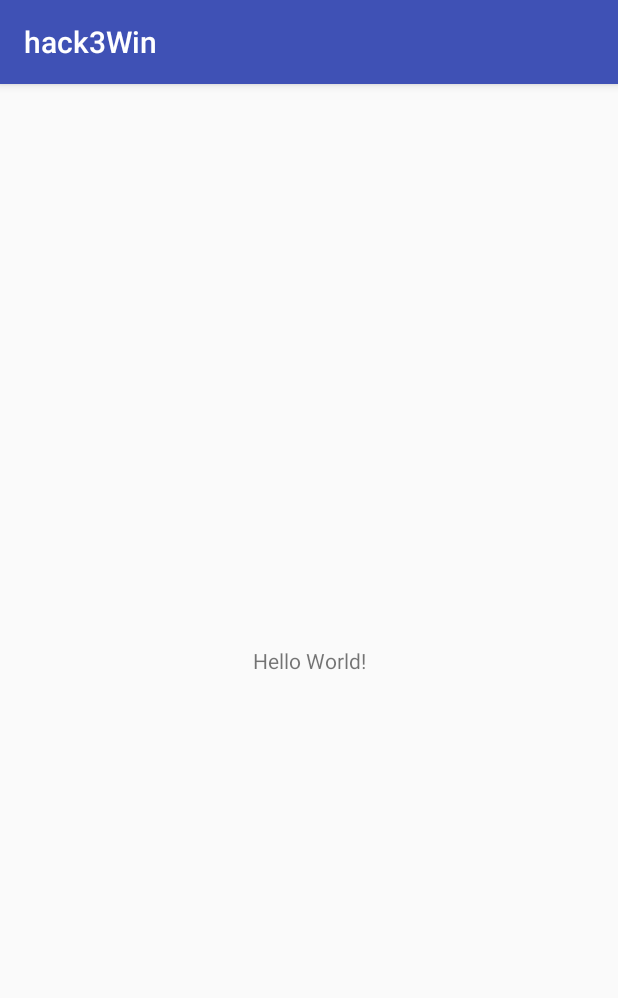
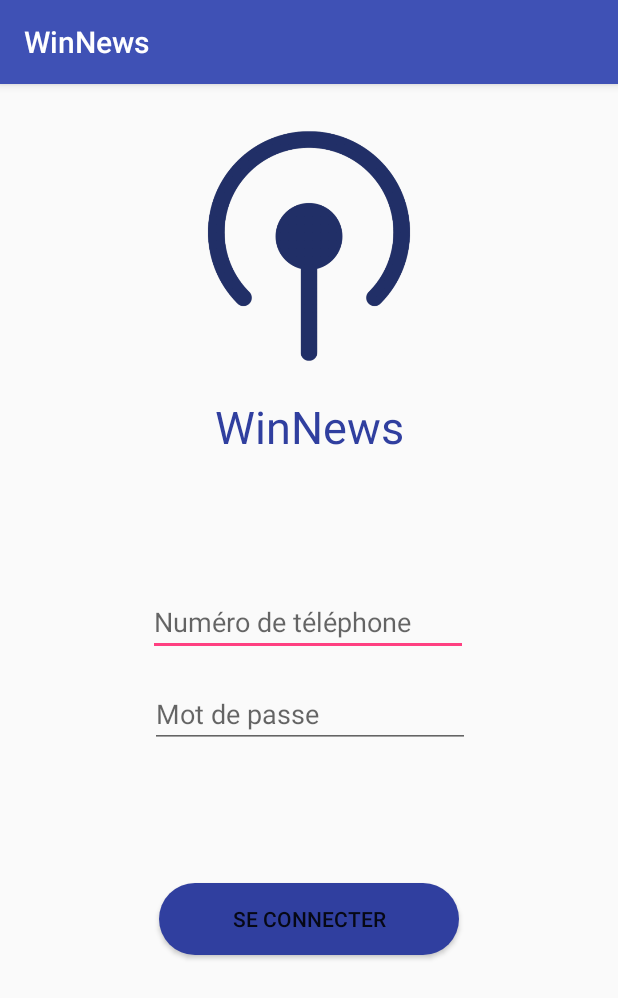
Before and after one commit to NicoHoareau/hack3Win, an Android app: the screen it shows after launch (MainActivity before the commit, ConnectionActivity after it), on a phone screen of 412 x 824 dp. Shown: the top 998 px of the screen. Run offline under Robolectric (Android 15) with nearby library versions, the phone set to English and light mode, and no system bars.

Commit message:
First commit

```diff
--- a/app/src/main/AndroidManifest.xml
+++ b/app/src/main/AndroidManifest.xml
@@ -10,6 +10,8 @@
         android:supportsRtl="true"
         android:theme="@style/AppTheme">
         <activity android:name=".MainActivity">
+        </activity>
+        <activity android:name=".ConnectionActivity">
             <intent-filter>
                 <action android:name="android.intent.action.MAIN" />
 
--- /dev/null
+++ b/app/src/main/java/fr/nicolashoareau_toulousewcs/hack3win/ConnectionActivity.java
@@ -0,0 +1,71 @@
+package fr.nicolashoareau_toulousewcs.hack3win;
+
+import android.content.Intent;
+import android.support.v7.app.AlertDialog;
+import android.support.v7.app.AppCompatActivity;
+import android.os.Bundle;
+import android.view.LayoutInflater;
+import android.view.View;
+import android.widget.ArrayAdapter;
+import android.widget.Button;
+import android.widget.Spinner;
+
+
+public class ConnectionActivity extends AppCompatActivity {
+
+    private int mSpinnerPosition;
+
+    @Override
+    protected void onCreate(Bundle savedInstanceState) {
+        super.onCreate(savedInstanceState);
+        setContentView(R.layout.activity_connection);
+
+        final Spinner spinner = findViewById(R.id.spinner_profile);
+        ArrayAdapter<CharSequence> adapter = ArrayAdapter.createFromResource(ConnectionActivity.this, R.array.status, android.R.layout.simple_spinner_item);
+        adapter.setDropDownViewResource(android.R.layout.simple_spinner_dropdown_item);
+        spinner.setAdapter(adapter);
+
+        Button buttonConnection = findViewById(R.id.bt_connection);
+
+        buttonConnection.setOnClickListener(new View.OnClickListener() {
+            @Override
+            public void onClick(View v) {
+
+                mSpinnerPosition = spinner.getSelectedItemPosition();
+
+                if (mSpinnerPosition == 0) {
+
+                    Intent intentMainActivity = new Intent(ConnectionActivity.this, MainActivity.class);
+                    startActivity(intentMainActivity);
+                } else {
+
+                    AlertDialog.Builder builder = new AlertDialog.Builder(ConnectionActivity.this);
+
+                    LayoutInflater inflater = getLayoutInflater();
+                    View dialogView = inflater.inflate(R.layout.alertdialog_custom_view, null);
+
+                    builder.setCancelable(false);
+
+                    builder.setView(dialogView);
+
+                    Button btn_positive = dialogView.findViewById(R.id.bt_validate);
+
+                    final AlertDialog dialog = builder.create();
+
+                    btn_positive.setOnClickListener(new View.OnClickListener() {
+                        @Override
+                        public void onClick(View v) {
+
+                            dialog.cancel();
+
+                            Intent intentMainActivity = new Intent(ConnectionActivity.this, MainActivity.class);
+                            startActivity(intentMainActivity);
+                        }
+                    });
+
+                    dialog.show();
+                }
+            }
+        });
+    }
+}
--- /dev/null
+++ b/app/src/main/res/drawable/button.xml
@@ -0,0 +1,11 @@
+<?xml version="1.0" encoding="UTF-8"?>
+
+<shape xmlns:android="http://schemas.android.com/apk/res/android"
+    android:shape="rectangle">
+
+    <solid
+        android:color="@color/colorPrimaryDark" />
+
+    <corners
+        android:radius="28dp" />
+</shape>
--- /dev/null
+++ b/app/src/main/res/layout/activity_connection.xml
@@ -0,0 +1,100 @@
+<?xml version="1.0" encoding="utf-8"?>
+<android.support.constraint.ConstraintLayout xmlns:android="http://schemas.android.com/apk/res/android"
+    xmlns:app="http://schemas.android.com/apk/res-auto"
+    xmlns:tools="http://schemas.android.com/tools"
+    android:layout_width="match_parent"
+    android:layout_height="match_parent"
+    tools:context=".ConnectionActivity">
+
+
+    <EditText
+        android:id="@+id/et_number"
+        android:layout_width="wrap_content"
+        android:layout_height="wrap_content"
+        android:layout_marginEnd="85dp"
+        android:layout_marginLeft="84dp"
+        android:layout_marginRight="85dp"
+        android:layout_marginStart="84dp"
+        android:layout_marginTop="87dp"
+        android:ems="10"
+        android:hint="Numéro de téléphone"
+        android:inputType="textPersonName"
+        app:layout_constraintEnd_toEndOf="parent"
+        app:layout_constraintStart_toStartOf="parent"
+        app:layout_constraintTop_toBottomOf="@+id/textView" />
+
+    <EditText
+        android:id="@+id/et_password"
+        android:layout_width="wrap_content"
+        android:layout_height="wrap_content"
+        android:layout_marginEnd="84dp"
+        android:layout_marginLeft="85dp"
+        android:layout_marginRight="84dp"
+        android:layout_marginStart="85dp"
+        android:layout_marginTop="16dp"
+        android:ems="10"
+        android:hint="Mot de passe"
+        android:inputType="textPersonName"
+        app:layout_constraintEnd_toEndOf="parent"
+        app:layout_constraintStart_toStartOf="parent"
+        app:layout_constraintTop_toBottomOf="@+id/et_number" />
+
+    <Spinner
+        android:id="@+id/spinner_profile"
+        android:layout_width="wrap_content"
+        android:layout_height="wrap_content"
+        android:layout_marginEnd="251dp"
+        android:layout_marginLeft="194dp"
+        android:layout_marginRight="251dp"
+        android:layout_marginStart="194dp"
+        android:layout_marginTop="16dp"
+        app:layout_constraintEnd_toEndOf="parent"
+        app:layout_constraintStart_toStartOf="parent"
+        app:layout_constraintTop_toBottomOf="@+id/et_password">
+
+    </Spinner>
+
+    <ImageView
+        android:id="@+id/imageView"
+        android:layout_width="200dp"
+        android:layout_height="200dp"
+        android:layout_marginEnd="92dp"
+        android:layout_marginLeft="92dp"
+        android:layout_marginRight="92dp"
+        android:layout_marginStart="92dp"
+        android:layout_marginTop="8dp"
+        app:layout_constraintEnd_toEndOf="parent"
+        app:layout_constraintStart_toStartOf="parent"
+        app:layout_constraintTop_toTopOf="parent"
+        app:srcCompat="@drawable/winnews" />
+
+    <TextView
+        android:id="@+id/textView"
+        android:layout_width="wrap_content"
+        android:layout_height="wrap_content"
+        android:layout_marginEnd="130dp"
+        android:layout_marginLeft="130dp"
+        android:layout_marginRight="130dp"
+        android:layout_marginStart="130dp"
+        android:textColor="@color/colorPrimaryDark"
+        android:text="WinNews"
+        android:textSize="30dp"
+        app:layout_constraintEnd_toEndOf="parent"
+        app:layout_constraintStart_toStartOf="parent"
+        app:layout_constraintTop_toBottomOf="@+id/imageView" />
+
+    <Button
+        android:id="@+id/bt_connection"
+        android:layout_width="200dp"
+        android:layout_height="wrap_content"
+        android:layout_marginEnd="8dp"
+        android:layout_marginLeft="8dp"
+        android:layout_marginRight="8dp"
+        android:layout_marginStart="8dp"
+        android:layout_marginTop="50dp"
+        android:background="@drawable/button"
+        android:text="Se Connecter"
+        app:layout_constraintEnd_toEndOf="parent"
+        app:layout_constraintStart_toStartOf="parent"
+        app:layout_constraintTop_toBottomOf="@+id/spinner_profile" />
+</android.support.constraint.ConstraintLayout>
--- a/app/src/main/res/values/strings.xml
+++ b/app/src/main/res/values/strings.xml
@@ -1,3 +1,7 @@
 <resources>
-    <string name="app_name">hack3Win</string>
+    <string name="app_name">WinNews</string>
+    <string-array name="status">
+        <item>Lecteur</item>
+        <item>Contributeur</item>
+    </string-array>
 </resources>
```
Also changed, not shown: app/src/main/res/layout/alertdialog_custom_view.xml (added, +47 -0 lines), app/src/main/res/drawable-hdpi/winnews.png (added), app/src/main/res/drawable-mdpi/winnews.png (added), app/src/main/res/drawable-xhdpi/winnews.png (added), app/src/main/res/drawable-xxhdpi/winnews.png (added), app/src/main/res/drawable-xxxhdpi/winnews.png (added).
